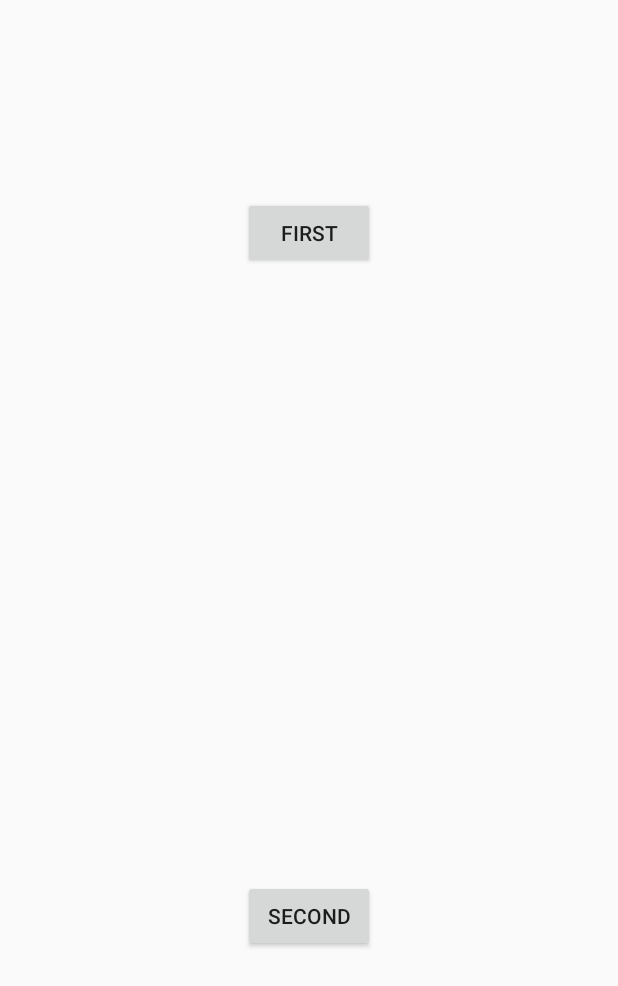
After one commit to temi724/AndroidActivitiesBasics, an Android app: the layout activity_method3.xml on its own in the app's theme, with its tools: preview values and no code run, on a phone screen of 412 x 824 dp. The commit adds this screen. Shown: the top 986 px of the screen. Run offline under Robolectric (Android 15) with nearby library versions, the phone set to English and light mode, and no system bars.

Commit message:
This will help you understand the basic of how to handle an event. notice i used 3 methods.

```diff
--- a/app/src/main/java/e/danieltemtayo/masteractivities/MainActivity.java
+++ b/app/src/main/java/e/danieltemtayo/masteractivities/MainActivity.java
@@ -54,4 +54,6 @@ public static final String TAG=MainActivity.class.getSimpleName();
 
         }
     }
+
+
 }
--- /dev/null
+++ b/app/src/main/res/layout/activity_method3.xml
@@ -0,0 +1,28 @@
+<?xml version="1.0" encoding="utf-8"?>
+<RelativeLayout xmlns:android="http://schemas.android.com/apk/res/android"
+    xmlns:tools="http://schemas.android.com/tools"
+    android:id="@+id/relative"
+    android:layout_width="match_parent"
+    android:layout_height="match_parent"
+    tools:context=".MainActivity">
+
+    <Button
+        android:id="@+id/button1"
+        android:layout_width="wrap_content"
+        android:layout_height="wrap_content"
+        android:layout_alignParentTop="true"
+        android:layout_centerHorizontal="true"
+        android:layout_marginTop="131dp"
+        android:text="@string/first"
+        android:onClick="changeToGreen"/>
+
+    <Button
+        android:id="@+id/button2"
+        android:layout_width="wrap_content"
+        android:layout_height="wrap_content"
+        android:layout_alignParentBottom="true"
+        android:layout_centerHorizontal="true"
+        android:layout_marginBottom="189dp"
+        android:text="@string/second"
+        android:onClick="changeColor"/>
+</RelativeLayout>
```
Also changed, not shown: app/src/main/AndroidManifest.xml (+11 -4 lines), app/src/main/java/e/danieltemtayo/masteractivities/Method3.java (added, +32 -0 lines).
